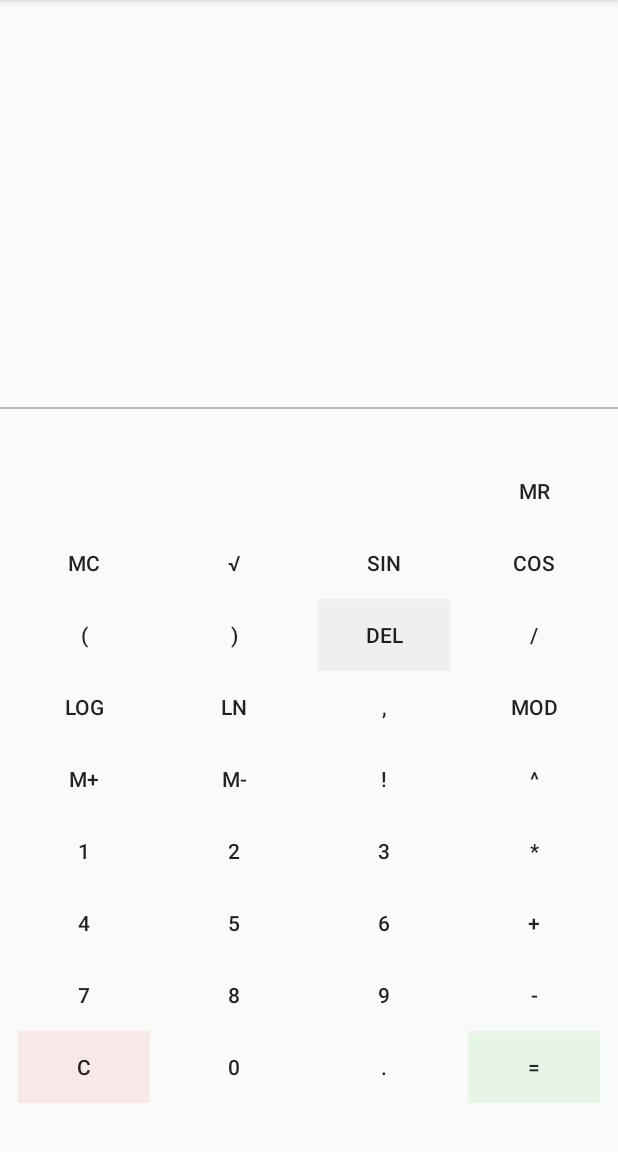
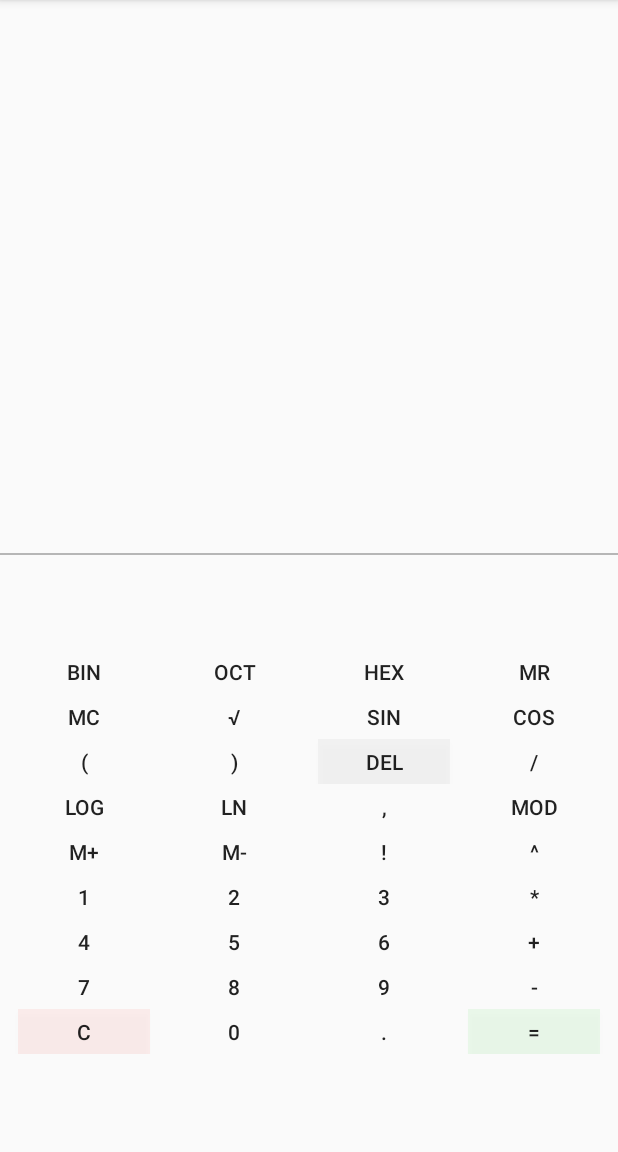
Before and after one commit to Ismalf/Calculadora_Martinez_Sanipatin, an Android app: the screen it shows after launch (CalculatorView), on a phone screen of 412 x 824 dp, the part 84-1236 px from its top. Run offline under Robolectric (Android 15) with nearby library versions, the phone set to English and light mode, and no system bars.

```diff
--- a/app/src/main/java/com/example/calculadora_martinez_sanipatin/Interfaces/Calculator.java
+++ b/app/src/main/java/com/example/calculadora_martinez_sanipatin/Interfaces/Calculator.java
@@ -29,6 +29,9 @@ public interface Calculator {
         void memorySub();
         void memoryRecall();
         void memoryClear();
+        void toHex();
+        void toOct();
+        void toBinary();
     }
 
     /**
@@ -46,5 +49,8 @@ public interface Calculator {
         void memorySub();
         void memoryRecall();
         void memoryClear();
+        void toHex();
+        void toOct();
+        void toBinary();
     }
 }
--- a/app/src/main/res/layout/activity_main.xml
+++ b/app/src/main/res/layout/activity_main.xml
@@ -64,53 +64,63 @@
 
         <LinearLayout
             android:layout_width="fill_parent"
-            android:layout_height="wrap_content"
+            android:layout_height="30dp"
             android:clipChildren="false"
             android:gravity="center"
-            android:orientation="horizontal" >
-            <Space
-                android:layout_width="wrap_content"
-                android:layout_height="wrap_content"
-                android:layout_weight="1" />
-            <Button
-                android:layout_width="wrap_content"
-                android:layout_height="wrap_content"
-                android:text=""
+            android:orientation="horizontal">
 
-                android:background="#00FFFFFF" />
             <Space
                 android:layout_width="wrap_content"
                 android:layout_height="wrap_content"
                 android:layout_weight="1" />
 
             <Button
+                android:id="@+id/toBinary"
                 android:layout_width="wrap_content"
                 android:layout_height="wrap_content"
-                android:text=""
 
-                android:background="#00FFFFFF" />
+                android:background="#00FFFFFF"
+                android:text="BIN" />
+
             <Space
                 android:layout_width="wrap_content"
                 android:layout_height="wrap_content"
                 android:layout_weight="1" />
 
             <Button
+                android:id="@+id/toOctal"
                 android:layout_width="wrap_content"
                 android:layout_height="wrap_content"
-                android:text=""
 
-                android:background="#00FFFFFF" />
+                android:background="#00FFFFFF"
+                android:text="OCT" />
+
             <Space
                 android:layout_width="wrap_content"
                 android:layout_height="wrap_content"
                 android:layout_weight="1" />
+
+            <Button
+                android:id="@+id/toHex"
+                android:layout_width="wrap_content"
+                android:layout_height="wrap_content"
+
+                android:background="#00FFFFFF"
+                android:text="HEX" />
+
+            <Space
+                android:layout_width="wrap_content"
+                android:layout_height="wrap_content"
+                android:layout_weight="1" />
+
             <Button
                 android:id="@+id/memrecall"
                 android:layout_width="wrap_content"
                 android:layout_height="wrap_content"
-                android:text="MR"
+                android:background="#00FFFFFF"
 
-                android:background="#00FFFFFF"/>
+                android:text="MR" />
+
             <Space
                 android:layout_width="wrap_content"
                 android:layout_height="wrap_content"
@@ -119,21 +129,24 @@
 
         <LinearLayout
             android:layout_width="fill_parent"
-            android:layout_height="wrap_content"
+            android:layout_height="30dp"
             android:clipChildren="false"
             android:gravity="center"
-            android:orientation="horizontal" >
+            android:orientation="horizontal">
+
             <Space
                 android:layout_width="wrap_content"
                 android:layout_height="wrap_content"
                 android:layout_weight="1" />
+
             <Button
                 android:id="@+id/memclear"
                 android:layout_width="wrap_content"
                 android:layout_height="wrap_content"
-                android:text="MC"
+                android:background="#00FFFFFF"
 
-                android:background="#00FFFFFF" />
+                android:text="MC" />
+
             <Space
                 android:layout_width="wrap_content"
                 android:layout_height="wrap_content"
@@ -143,9 +156,10 @@
                 android:id="@+id/raiz"
                 android:layout_width="wrap_content"
                 android:layout_height="wrap_content"
-                android:text="√"
+                android:background="#00FFFFFF"
 
-                android:background="#00FFFFFF" />
+                android:text="√" />
+
             <Space
                 android:layout_width="wrap_content"
                 android:layout_height="wrap_content"
@@ -155,20 +169,23 @@
                 android:id="@+id/seno"
                 android:layout_width="wrap_content"
                 android:layout_height="wrap_content"
-                android:text="sin"
+                android:background="#00FFFFFF"
 
-                android:background="#00FFFFFF" />
+                android:text="sin" />
+
             <Space
                 android:layout_width="wrap_content"
                 android:layout_height="wrap_content"
                 android:layout_weight="1" />
+
             <Button
                 android:id="@+id/coseno"
                 android:layout_width="wrap_content"
                 android:layout_height="wrap_content"
-                android:text="cos"
+                android:background="#00FFFFFF"
 
-                android:background="#00FFFFFF"/>
+                android:text="cos" />
+
             <Space
                 android:layout_width="wrap_content"
                 android:layout_height="wrap_content"
@@ -177,7 +194,7 @@
 
         <LinearLayout
             android:layout_width="fill_parent"
-            android:layout_height="wrap_content"
+            android:layout_height="30dp"
             android:clipChildren="false"
             android:gravity="center"
             android:orientation="horizontal">
@@ -246,7 +263,7 @@
 
         <LinearLayout
             android:layout_width="fill_parent"
-            android:layout_height="wrap_content"
+            android:layout_height="30dp"
             android:clipChildren="false"
             android:gravity="center"
             android:orientation="horizontal">
@@ -311,54 +328,63 @@
 
         <LinearLayout
             android:layout_width="fill_parent"
-            android:layout_height="wrap_content"
+            android:layout_height="30dp"
             android:clipChildren="false"
             android:gravity="center"
-            android:orientation="horizontal" >
+            android:orientation="horizontal">
+
             <Space
                 android:layout_width="wrap_content"
                 android:layout_height="wrap_content"
                 android:layout_weight="1" />
+
             <Button
                 android:id="@+id/memadd"
                 android:layout_width="wrap_content"
                 android:layout_height="wrap_content"
-                android:text="M+"
+                android:background="#00FFFFFF"
 
-                android:background="#00FFFFFF"/>
+                android:text="M+" />
+
             <Space
                 android:layout_width="wrap_content"
                 android:layout_height="wrap_content"
                 android:layout_weight="1" />
+
             <Button
                 android:id="@+id/memsub"
                 android:layout_width="wrap_content"
                 android:layout_height="wrap_content"
-                android:text="M-"
+                android:background="#00FFFFFF"
 
-                android:background="#00FFFFFF"/>
+                android:text="M-" />
+
             <Space
                 android:layout_width="wrap_content"
                 android:layout_height="wrap_content"
                 android:layout_weight="1" />
+
             <Button
                 android:id="@+id/factorial"
                 android:layout_width="wrap_content"
                 android:layout_height="wrap_content"
-                android:text="!"
+                android:background="#00FFFFFF"
 
-                android:background="#00FFFFFF"/>
+                android:text="!" />
+
             <Space
                 android:layout_width="wrap_content"
                 android:layout_height="wrap_content"
                 android:layout_weight="1" />
+
             <Button
                 android:id="@+id/potencia"
                 android:layout_width="wrap_content"
                 android:layout_height="wrap_content"
-                android:text="^"
+                android:background="#00FFFFFF"
 
-                android:background="#00FFFFFF"/>
+                android:text="^" />
+
             <Space
                 android:layout_width="wrap_content"
                 android:layout_height="wrap_content"
@@ -367,7 +393,7 @@
 
         <LinearLayout
             android:layout_width="match_parent"
-            android:layout_height="wrap_content"
+            android:layout_height="30dp"
             android:gravity="center|center_horizontal"
             android:orientation="horizontal">
 
@@ -426,13 +452,12 @@
             <Space
                 android:layout_width="wrap_content"
                 android:layout_height="wrap_content"
-                android:layout_weight="1"
-                 />
+                android:layout_weight="1" />
         </LinearLayout>
 
         <LinearLayout
             android:layout_width="match_parent"
-            android:layout_height="wrap_content"
+            android:layout_height="30dp"
             android:gravity="center"
             android:orientation="horizontal">
 
@@ -496,7 +521,7 @@
 
         <LinearLayout
             android:layout_width="match_parent"
-            android:layout_height="wrap_content"
+            android:layout_height="30dp"
             android:gravity="center"
             android:orientation="horizontal">
 
@@ -560,7 +585,7 @@
 
         <LinearLayout
             android:layout_width="match_parent"
-            android:layout_height="wrap_content"
+            android:layout_height="30dp"
             android:gravity="center"
             android:orientation="horizontal">
 
```
Also changed, not shown: app/src/main/java/com/example/calculadora_martinez_sanipatin/Model/CalculatorModel.java (+81 -11 lines), app/src/main/java/com/example/calculadora_martinez_sanipatin/Presenter/CalculatorPresenter.java (+15 -0 lines), app/src/main/java/com/example/calculadora_martinez_sanipatin/View/CalculatorView.java (+25 -0 lines).
